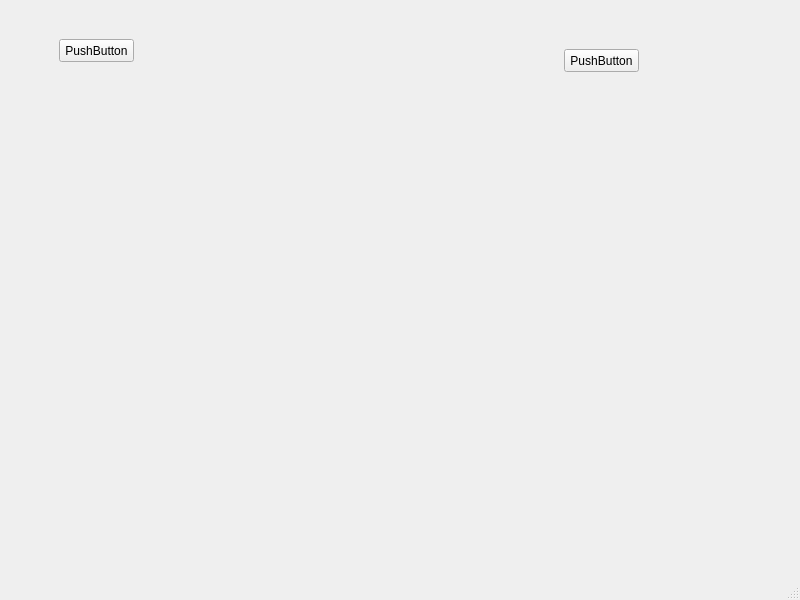
This is mainwindow.ui in es12pha27/Chess_Game as Qt 5 draws it before an edit. The edited form follows.
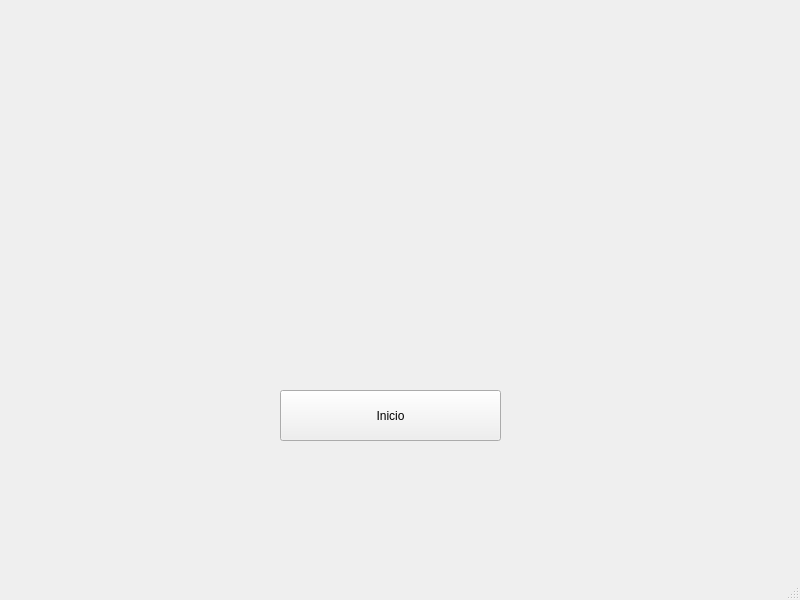
This is the edited form. Custom widgets are drawn as their Qt base class.

Patch:
```diff
--- a/mainwindow.ui
+++ b/mainwindow.ui
@@ -14,45 +14,19 @@
    <string>MainWindow</string>
   </property>
   <widget class="QWidget" name="centralwidget">
-   <layout class="QHBoxLayout" name="horizontalLayout">
-    <item>
-     <widget class="QWidget" name="widget" native="true">
-      <widget class="QPushButton" name="pushButton">
+   <widget class="QPushButton" name="start_game">
        <property name="geometry">
         <rect>
-         <x>50</x>
-         <y>30</y>
-         <width>75</width>
-         <height>23</height>
+      <x>280</x>
+      <y>390</y>
+      <width>221</width>
+      <height>51</height>
         </rect>
        </property>
        <property name="text">
-        <string>PushButton</string>
-       </property>
-      </widget>
-     </widget>
-    </item>
-    <item>
-     <widget class="Board" name="widget_2" native="true"/>
-    </item>
-    <item>
-     <widget class="QWidget" name="widget_3" native="true">
-      <widget class="QPushButton" name="pushButton_2">
-       <property name="geometry">
-        <rect>
-         <x>30</x>
-         <y>40</y>
-         <width>75</width>
-         <height>23</height>
-        </rect>
-       </property>
-       <property name="text">
-        <string>PushButton</string>
-       </property>
-      </widget>
-     </widget>
-    </item>
-   </layout>
+     <string>Inicio</string>
+    </property>
+   </widget>
   </widget>
   <widget class="QMenuBar" name="menubar">
    <property name="geometry">
@@ -66,14 +40,6 @@
   </widget>
   <widget class="QStatusBar" name="statusbar"/>
  </widget>
- <customwidgets>
-  <customwidget>
-   <class>Board</class>
-   <extends>QWidget</extends>
-   <header location="global">Board.h</header>
-   <container>1</container>
-  </customwidget>
- </customwidgets>
  <resources/>
  <connections/>
 </ui>
```
Left out of the diff: 2 changed lines with no effect on the pictures. Lines whose indentation alone changed are shown as unchanged.
